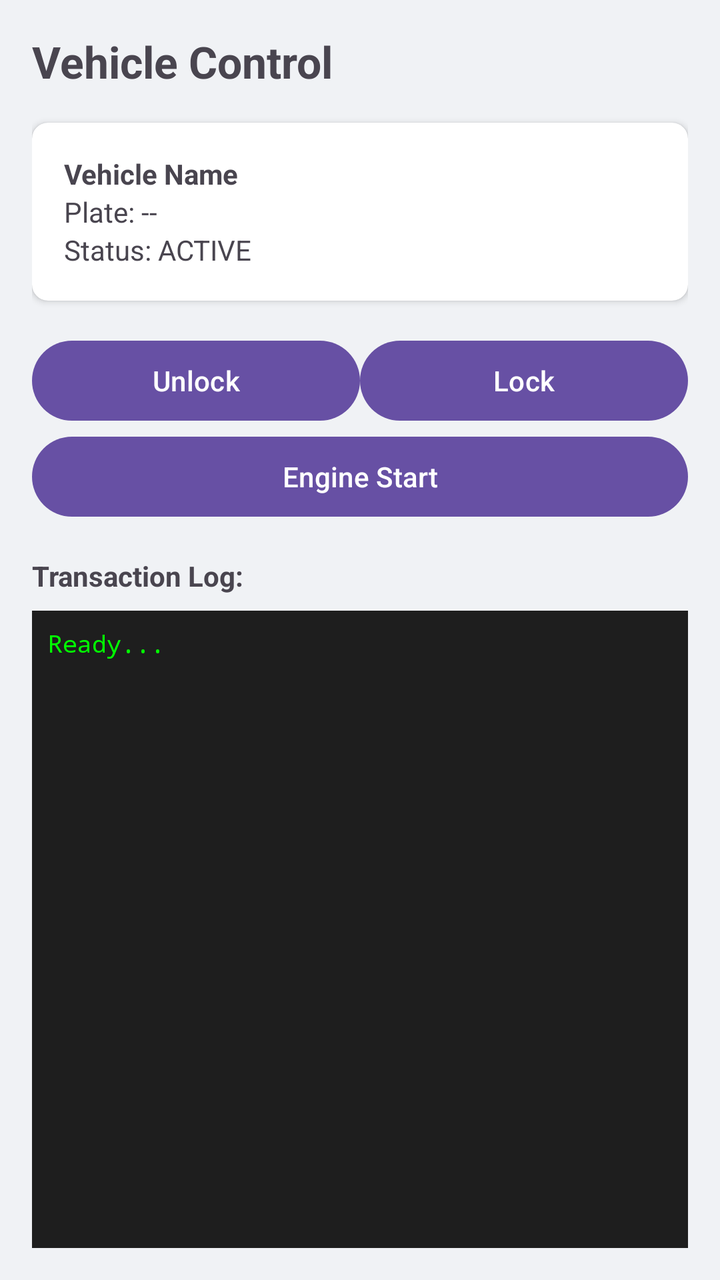
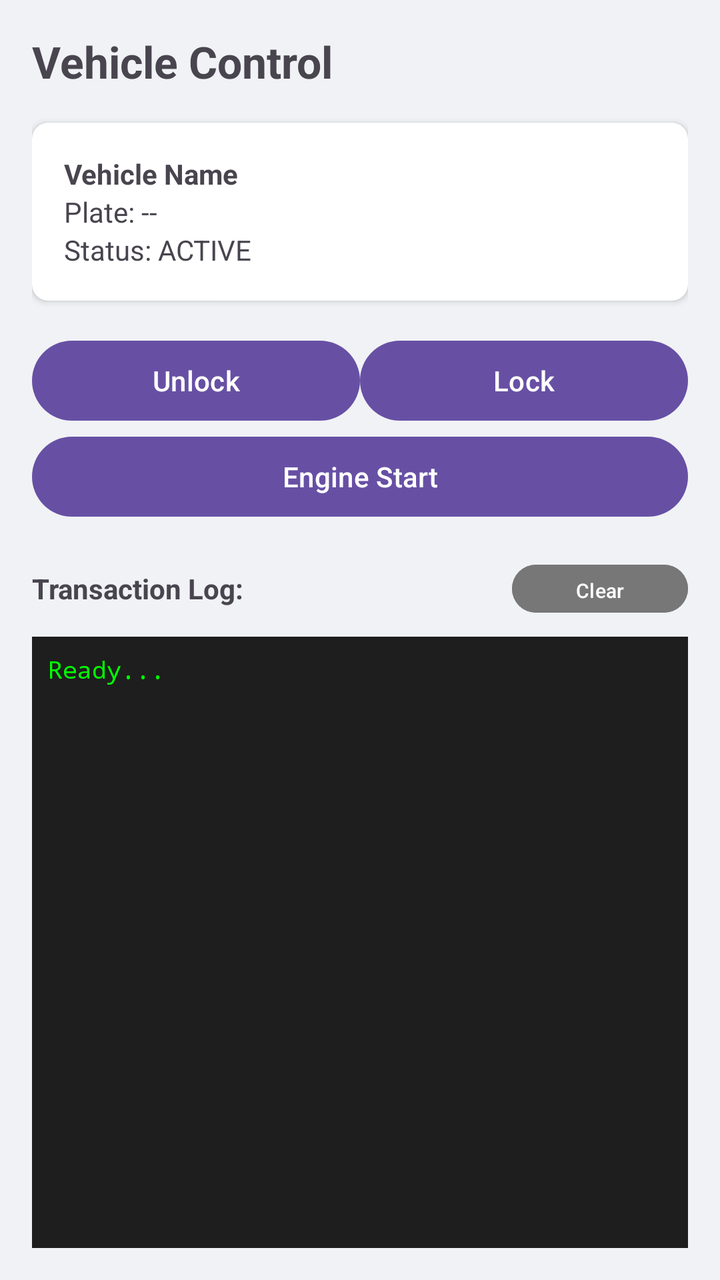

Compare the two renders of this Android layout. The source of the first and the diff that turns it into the second are given below.
<!-- AndroidManifest.xml: application theme Theme._100_BasicCrypto -->
<!-- res/layout/activity_control.xml -->
<?xml version="1.0" encoding="utf-8"?>
<LinearLayout xmlns:android="http://schemas.android.com/apk/res/android"
    xmlns:app="http://schemas.android.com/apk/res-auto"
    android:layout_width="match_parent"
    android:layout_height="match_parent"
    android:orientation="vertical"
    android:padding="16dp"
    android:background="#F0F2F5"
    android:fitsSystemWindows="true">

    <TextView
        android:id="@+id/tv_control_title"
        android:layout_width="wrap_content"
        android:layout_height="wrap_content"
        android:text="Vehicle Control"
        android:textSize="22sp"
        android:textStyle="bold" />

    <androidx.cardview.widget.CardView
        android:layout_width="match_parent"
        android:layout_height="wrap_content"
        android:layout_marginTop="16dp"
        android:layout_marginBottom="16dp"
        app:cardCornerRadius="8dp">

        <LinearLayout
            android:layout_width="match_parent"
            android:layout_height="wrap_content"
            android:orientation="vertical"
            android:padding="16dp">

            <TextView
                android:id="@+id/tv_detail_name"
                android:layout_width="wrap_content"
                android:layout_height="wrap_content"
                android:text="Vehicle Name"
                android:textStyle="bold" />

            <TextView
                android:id="@+id/tv_detail_plate"
                android:layout_width="wrap_content"
                android:layout_height="wrap_content"
                android:text="Plate: --" />

            <TextView
                android:id="@+id/tv_detail_status"
                android:layout_width="wrap_content"
                android:layout_height="wrap_content"
                android:text="Status: ACTIVE" />
        </LinearLayout>
    </androidx.cardview.widget.CardView>

    <GridLayout
        android:layout_width="match_parent"
        android:layout_height="wrap_content"
        android:columnCount="2"
        android:rowCount="2"
        android:alignmentMode="alignMargins">

        <Button
            android:id="@+id/btn_control_unlock"
            android:layout_width="0dp"
            android:layout_columnWeight="1"
            android:text="Unlock" />

        <Button
            android:id="@+id/btn_control_lock"
            android:layout_width="0dp"
            android:layout_columnWeight="1"
            android:text="Lock" />

        <Button
            android:id="@+id/btn_control_start"
            android:layout_width="match_parent"
            android:layout_rowWeight="1"
            android:layout_columnSpan="2"
            android:text="Engine Start" />
    </GridLayout>

    <TextView
        android:layout_width="wrap_content"
        android:layout_height="wrap_content"
        android:text="Transaction Log:"
        android:textStyle="bold"
        android:layout_marginTop="16dp" />

    <ScrollView
        android:layout_width="match_parent"
        android:layout_height="0dp"
        android:layout_weight="1"
        android:background="#1E1E1E"
        android:layout_marginTop="8dp"
        android:padding="8dp">

        <TextView
            android:id="@+id/tv_control_log"
            android:layout_width="match_parent"
            android:layout_height="wrap_content"
            android:fontFamily="monospace"
            android:text="Ready..."
            android:textColor="#00FF00"
            android:textSize="12sp" />
    </ScrollView>

</LinearLayout>
<!-- resources referenced by this layout -->
<resources>
  <style name="Theme._100_BasicCrypto" parent="Base.Theme._100_BasicCrypto" />
  <style name="Base.Theme._100_BasicCrypto" parent="Theme.Material3.DayNight.NoActionBar">
          
          
      </style>
</resources>

<!-- the commit's change to res/layout/activity_control.xml (unified diff, before → after) -->
@@ -77,12 +77,28 @@
             android:text="Engine Start" />
     </GridLayout>
 
-    <TextView
-        android:layout_width="wrap_content"
+    <RelativeLayout
+        android:layout_width="match_parent"
         android:layout_height="wrap_content"
-        android:text="Transaction Log:"
-        android:textStyle="bold"
-        android:layout_marginTop="16dp" />
+        android:layout_marginTop="16dp">
+
+        <TextView
+            android:layout_width="wrap_content"
+            android:layout_height="wrap_content"
+            android:text="Transaction Log:"
+            android:textStyle="bold"
+            android:layout_centerVertical="true"/>
+
+        <Button
+            android:id="@+id/btn_clear_control_log"
+            android:layout_width="wrap_content"
+            android:layout_height="32dp"
+            android:layout_alignParentEnd="true"
+            android:backgroundTint="#777777"
+            android:text="Clear"
+            android:textSize="10sp"
+            android:paddingHorizontal="8dp" />
+    </RelativeLayout>
 
     <ScrollView
         android:layout_width="match_parent"
